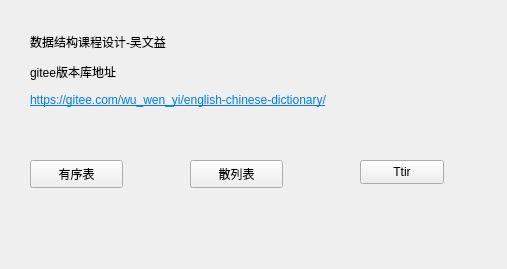
WwwwwyDev/english-chinese-dictionary, file dictionarypj/widget.ui: the form before one commit.
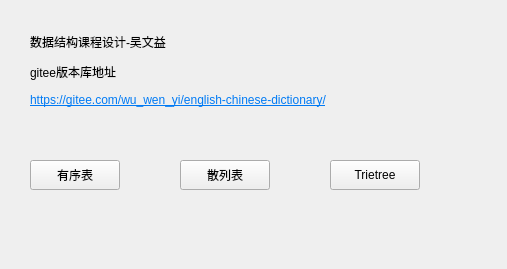
The form after the commit.

The edit to the form file:
```diff
--- a/dictionarypj/widget.ui
+++ b/dictionarypj/widget.ui
@@ -18,8 +18,8 @@
     <rect>
      <x>30</x>
      <y>160</y>
-     <width>93</width>
-     <height>28</height>
+     <width>90</width>
+     <height>30</height>
     </rect>
    </property>
    <property name="text">
@@ -29,10 +29,10 @@
   <widget class="QPushButton" name="pushButton_2">
    <property name="geometry">
     <rect>
-     <x>190</x>
+     <x>180</x>
      <y>160</y>
-     <width>93</width>
-     <height>28</height>
+     <width>90</width>
+     <height>30</height>
     </rect>
    </property>
    <property name="text">
@@ -55,14 +55,14 @@
   <widget class="QPushButton" name="pushButton_3">
    <property name="geometry">
     <rect>
-     <x>360</x>
+     <x>330</x>
      <y>160</y>
-     <width>84</width>
-     <height>24</height>
+     <width>90</width>
+     <height>30</height>
     </rect>
    </property>
    <property name="text">
-    <string>Ttir</string>
+    <string>Trietree</string>
    </property>
   </widget>
  </widget>
```
